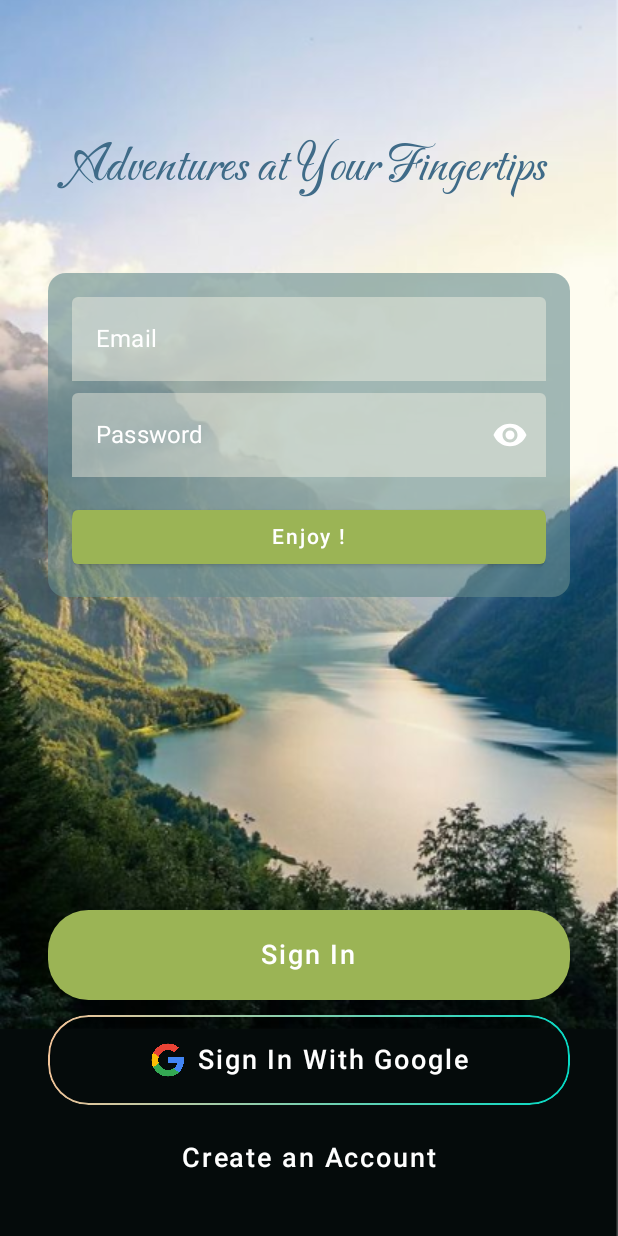
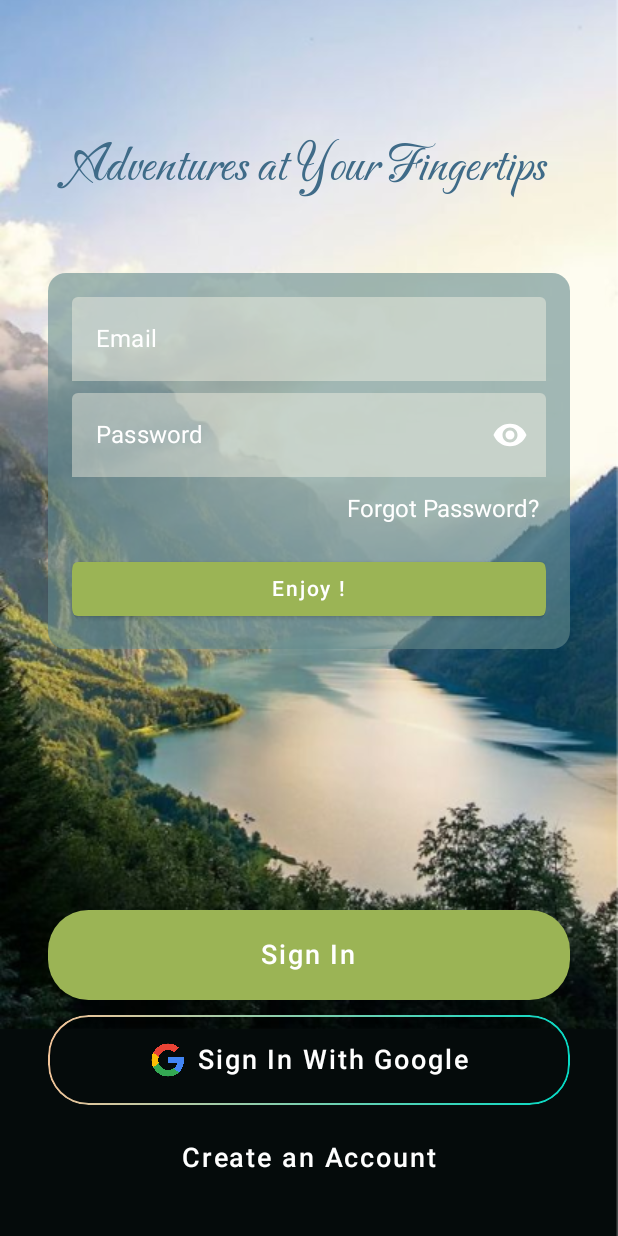
Before and after one commit to Shcherbyna-Nazar/mappi_2.0, an Android app built with Jetpack Compose: the screen it shows after launch (MainActivity), after a tap on "Sign In", on a phone screen of 412 x 824 dp. Run offline under Robolectric (Android 15) with nearby library versions, the light colour scheme and no system bars; our stand-ins replace Dagger/Hilt's generated code, Firebase (no records; nobody signed in at launch, a user with empty details on screens opened directly); 3 statements that could not run were skipped.

Commit message:
Add reset password and edit user data implementation

```diff
--- a/app/src/main/java/com/example/mappi/MainActivity.kt
+++ b/app/src/main/java/com/example/mappi/MainActivity.kt
@@ -212,6 +212,9 @@ class MainActivity : ComponentActivity() {
             onEmailSignInClick = { email, password ->
                 lifecycleScope.launch { signInViewModel.signInWithEmail(email, password) }
             },
+            onResetPasswordClick = { email ->
+                lifecycleScope.launch { signInViewModel.resetPassword(email) }
+            },
             navController = navController
         )
     }
@@ -275,6 +278,8 @@ class MainActivity : ComponentActivity() {
                 navController.navigate("main") {
                     popUpTo("register") { inclusive = true }
                 }
+                profileViewModel.loadProfile()
+                mapViewModel.loadFriendPosts()
                 signUpViewModel.resetState()
             }
 
--- a/app/src/main/java/com/example/mappi/data/repository/FirebaseAuthRepository.kt
+++ b/app/src/main/java/com/example/mappi/data/repository/FirebaseAuthRepository.kt
@@ -46,4 +46,8 @@ class FirebaseAuthRepository @Inject constructor(
     override fun getSignedInUser(): UserData? {
         return firebaseDataSource.getSignedInUser()?.let { UserDataMapper.mapToDomain(it) }
     }
+
+    override suspend fun resetPassword(email: String) {
+        firebaseDataSource.resetPassword(email)
+    }
 }
--- a/app/src/main/java/com/example/mappi/data/repository/FirebaseUserRepository.kt
+++ b/app/src/main/java/com/example/mappi/data/repository/FirebaseUserRepository.kt
@@ -58,4 +58,8 @@ class FirebaseUserRepository(
     override suspend fun deleteFriend(friendId: String) {
         dataSource.deleteFriend(friendId)
     }
+
+    override suspend fun updateUserProfile(userName: String, email: String) {
+        dataSource.updateUserProfile(userName, email)
+    }
 }
--- a/app/src/main/java/com/example/mappi/domain/repository/AuthRepository.kt
+++ b/app/src/main/java/com/example/mappi/domain/repository/AuthRepository.kt
@@ -8,4 +8,5 @@ interface AuthRepository{
     suspend fun signUpWithEmail(name: String, email: String, password: String): Resource<UserData>
     suspend fun signOut(): Resource<Unit>
     fun getSignedInUser(): UserData?
+    suspend fun resetPassword(email: String)
 }
--- a/app/src/main/java/com/example/mappi/domain/repository/UserRepository.kt
+++ b/app/src/main/java/com/example/mappi/domain/repository/UserRepository.kt
@@ -12,4 +12,5 @@ interface UserRepository {
     suspend fun getFriendRequests(): List<FriendRequest>
     suspend fun getUserById(userId: String): UserData
     suspend fun deleteFriend(friendId: String)
+    suspend fun updateUserProfile(userName: String, email: String): Any
 }
--- /dev/null
+++ b/app/src/main/java/com/example/mappi/domain/use_case/auth/ResetPasswordUseCase.kt
@@ -0,0 +1,12 @@
+package com.example.mappi.domain.use_case.auth
+
+import com.example.mappi.domain.repository.AuthRepository
+import javax.inject.Inject
+
+class ResetPasswordUseCase @Inject constructor(
+    private val authRepository: AuthRepository
+) {
+    suspend operator fun invoke(email: String) {
+        authRepository.resetPassword(email)
+    }
+}
--- /dev/null
+++ b/app/src/main/java/com/example/mappi/domain/use_case/profile/UpdateUserProfileUseCase.kt
@@ -0,0 +1,13 @@
+package com.example.mappi.domain.use_case.profile
+
+import com.example.mappi.domain.repository.UserRepository
+import javax.inject.Inject
+
+class UpdateUserProfileUseCase @Inject constructor(
+    private val userRepository: UserRepository
+){
+    suspend operator fun invoke(
+        userName: String,
+        email: String,
+    ) = userRepository.updateUserProfile(userName, email)
+}
--- a/app/src/main/java/com/example/mappi/presentation/ui/sign_in/composables/SignInContent.kt
+++ b/app/src/main/java/com/example/mappi/presentation/ui/sign_in/composables/SignInContent.kt
@@ -1,5 +1,6 @@
 package com.example.mappi.presentation.ui.sign_in.composables
 
+import androidx.compose.foundation.clickable
 import androidx.compose.foundation.layout.Column
 import androidx.compose.foundation.layout.Spacer
 import androidx.compose.foundation.layout.fillMaxWidth
@@ -39,7 +40,8 @@ import androidx.compose.ui.unit.dp
 fun SignInContent(
     email: String,
     password: String,
-    onEmailSignInClick: (String, String) -> Unit
+    onEmailSignInClick: (String, String) -> Unit,
+    onResetPasswordClick: (String) -> Unit
 ) {
     var localEmail by remember { mutableStateOf(email) }
     var localPassword by remember { mutableStateOf(password) }
@@ -103,6 +105,21 @@ fun SignInContent(
                     }
                 }
             )
+            Spacer(modifier = Modifier.height(8.dp))
+
+            // Forgot Password?
+            Text(
+                text = "Forgot Password?",
+                color = Color.White,
+                modifier = Modifier
+                    .align(Alignment.End)
+                    .clickable {
+                        // Trigger password reset
+                        onResetPasswordClick(localEmail)
+                    }
+                    .padding(4.dp)
+            )
+
             Spacer(modifier = Modifier.height(16.dp))
 
             Button(
--- a/app/src/main/java/com/example/mappi/presentation/ui/sign_in/composables/SignInScreen.kt
+++ b/app/src/main/java/com/example/mappi/presentation/ui/sign_in/composables/SignInScreen.kt
@@ -54,12 +54,14 @@ fun SignInScreen(
     state: SignInState,
     onSignInWithGoogleClick: () -> Unit,
     onEmailSignInClick: (email: String, password: String) -> Unit,
+    onResetPasswordClick: (email: String) -> Unit,
     navController: NavController
 ) {
     val context = LocalContext.current
-    val email by remember { mutableStateOf("") }
+    var email by remember { mutableStateOf("") }
     val password by remember { mutableStateOf("") }
     var showAuth by remember { mutableStateOf(false) }
+    var showResetDialog by remember { mutableStateOf(false) }
 
     LaunchedEffect(key1 = state.signInError) {
         state.signInError?.let { error ->
@@ -98,9 +100,17 @@ fun SignInScreen(
                 enter = fadeIn() + expandVertically(),
                 exit = fadeOut() + shrinkVertically()
             ) {
-                SignInContent(email, password, onEmailSignInClick)
+                SignInContent(
+                    email,
+                    password,
+                    onEmailSignInClick,
+                    onResetPasswordClick = {
+                        showResetDialog = true
+                    },
+                )
             }
         }
+
         Column(
             horizontalAlignment = Alignment.CenterHorizontally,
             verticalArrangement = Arrangement.Bottom,
@@ -114,8 +124,7 @@ fun SignInScreen(
                 modifier = Modifier
                     .height(60.dp)
                     .fillMaxWidth()
-                    .clip(RoundedCornerShape(45)),
-                border = null // Убираем рамку
+                    .clip(RoundedCornerShape(45))
             ) {
                 Text("Sign In", color = Color.White, fontSize = 18.sp)
             }
@@ -127,14 +136,14 @@ fun SignInScreen(
                 modifier = Modifier
                     .height(60.dp)
                     .fillMaxWidth()
-                    .clip(RoundedCornerShape(45)) // Adjusted for proper clipping
+                    .clip(RoundedCornerShape(45))
                     .then(
                         Modifier.border(
                             BorderStroke(
                                 1.dp,
                                 Brush.linearGradient(listOf(Color(0xFFF5C398), Color(0xFF03DAC5)))
                             ),
-                            shape = RoundedCornerShape(45) // Ensure this matches the clip shape
+                            shape = RoundedCornerShape(45)
                         )
                     ),
                 colors = ButtonDefaults.buttonColors(backgroundColor = Color.Transparent),
@@ -144,11 +153,11 @@ fun SignInScreen(
                     horizontalArrangement = Arrangement.Center
                 ) {
                     Image(
-                        painter = painterResource(id = R.drawable.google), // Ensure you have a drawable resource named `ic_google_logo`
+                        painter = painterResource(id = R.drawable.google),
                         contentDescription = "Google Sign In",
-                        modifier = Modifier.size(24.dp) // Adjust the size as needed
+                        modifier = Modifier.size(24.dp)
                     )
-                    Spacer(Modifier.width(8.dp)) // Adjust spacing between image and text as needed
+                    Spacer(Modifier.width(8.dp))
                     Text("Sign In With Google", color = Color.White, fontSize = 18.sp)
                 }
             }
@@ -161,7 +170,6 @@ fun SignInScreen(
                     .height(40.dp)
                     .fillMaxWidth()
                     .clip(RoundedCornerShape(50)),
-                // Also removing the border by not specifying it and setting background to transparent
                 colors = ButtonDefaults.textButtonColors(backgroundColor = Color.Transparent)
             ) {
                 Text("Create an Account", color = Color.White, fontSize = 18.sp)
@@ -169,4 +177,25 @@ fun SignInScreen(
             Spacer(modifier = Modifier.height(32.dp))
         }
     }
+
+    // Reset Password Dialog
+    if (showResetDialog) {
+        Box(
+            modifier = Modifier
+                .fillMaxSize()
+                .padding(16.dp),
+            contentAlignment = Alignment.Center
+        ) {
+            ResetPasswordDialog(
+                email = email,
+                onEmailChange = { newEmail -> email = newEmail },
+                onResetClick = {
+                    onResetPasswordClick(it)
+                    showResetDialog = false
+                    Toast.makeText(context, "Password reset email sent", Toast.LENGTH_SHORT).show()
+                },
+                onDismiss = { showResetDialog = false }
+            )
+        }
+    }
 }
--- a/app/src/main/java/com/example/mappi/presentation/ui/sign_in/viemodel/SignInViewModel.kt
+++ b/app/src/main/java/com/example/mappi/presentation/ui/sign_in/viemodel/SignInViewModel.kt
@@ -3,6 +3,7 @@ package com.example.mappi.presentation.ui.sign_in.viemodel
 import androidx.lifecycle.ViewModel
 import androidx.lifecycle.viewModelScope
 import com.example.mappi.domain.model.UserData
+import com.example.mappi.domain.use_case.auth.ResetPasswordUseCase
 import com.example.mappi.domain.use_case.auth.SignInWithEmailUseCase
 import com.example.mappi.presentation.ui.sign_in.SignInState
 import com.example.mappi.util.Resource
@@ -15,7 +16,8 @@ import javax.inject.Inject
 
 @HiltViewModel
 class SignInViewModel @Inject constructor(
-    private val SignInWithEmailUseCase: SignInWithEmailUseCase
+    private val SignInWithEmailUseCase: SignInWithEmailUseCase,
+    private val resetPasswordUseCase: ResetPasswordUseCase
 ) : ViewModel() {
     private val _state = MutableStateFlow(SignInState())
     val state = _state.asStateFlow()
@@ -39,4 +41,10 @@ class SignInViewModel @Inject constructor(
     fun resetState() {
         _state.update { SignInState() }
     }
+
+    fun resetPassword(email: String) {
+        viewModelScope.launch {
+            resetPasswordUseCase(email)
+        }
+    }
 }
--- /dev/null
+++ b/app/src/main/res/drawable/baseline_edit_24.xml
@@ -0,0 +1,5 @@
+<vector xmlns:android="http://schemas.android.com/apk/res/android" android:height="24dp" android:tint="#000000" android:viewportHeight="24" android:viewportWidth="24" android:width="24dp">
+
+    <path android:fillColor="@android:color/white" android:pathData="M3,17.25V21h3.75L17.81,9.94l-3.75,-3.75L3,17.25zM20.71,7.04c0.39,-0.39 0.39,-1.02 0,-1.41l-2.34,-2.34c-0.39,-0.39 -1.02,-0.39 -1.41,0l-1.83,1.83 3.75,3.75 1.83,-1.83z"/>
+
+</vector>
```
Also changed, not shown: app/src/main/java/com/example/mappi/data/datasource/remote/FirebaseDataSource.kt (+42 -0 lines), app/src/main/java/com/example/mappi/presentation/ui/main/composables/profile/EditProfileDialog.kt (added, +171 -0 lines), app/src/main/java/com/example/mappi/presentation/ui/main/composables/profile/ProfileScreen.kt (+30 -3 lines), app/src/main/java/com/example/mappi/presentation/ui/main/viewmodel/ProfileViewModel.kt (+23 -1 lines), app/src/main/java/com/example/mappi/presentation/ui/sign_in/composables/ResetPasswordDialog.kt (added, +98 -0 lines).
